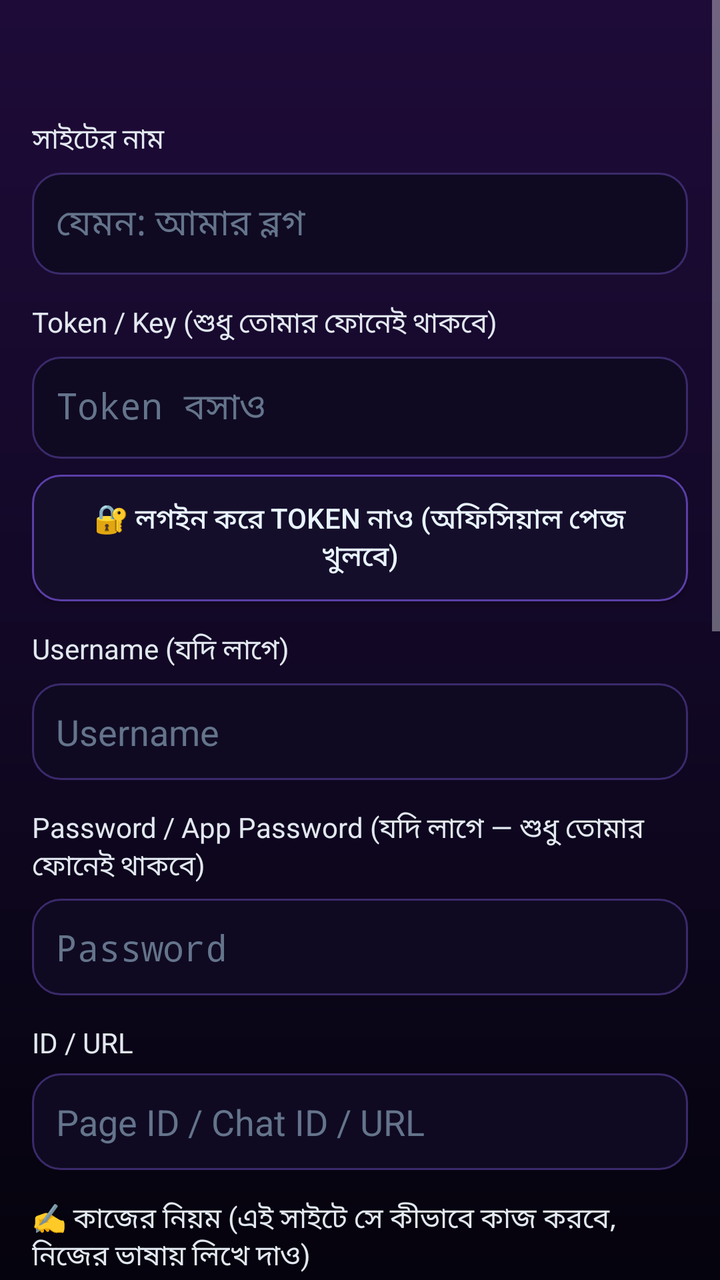
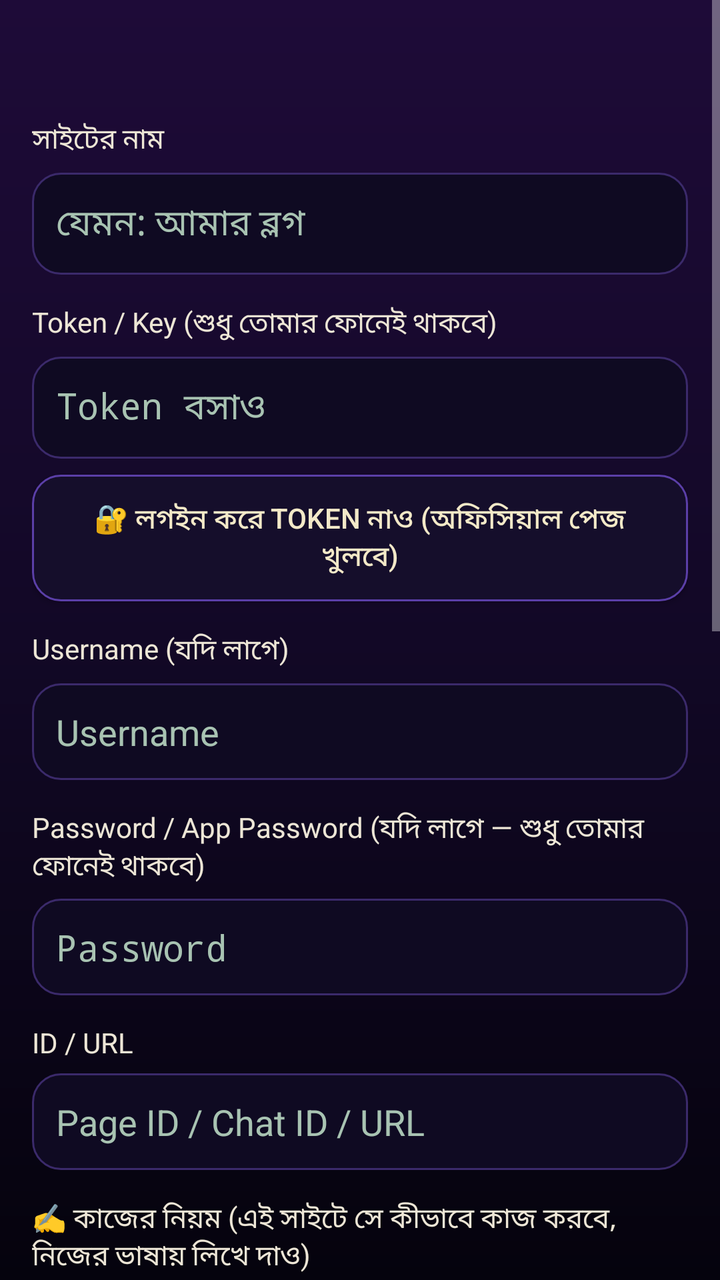

The first picture is an Android layout as it rendered before a commit; the second is the same layout after the commit. The layout source and the unified diff follow.
<!-- AndroidManifest.xml: application theme AppTheme -->
<!-- res/layout/activity_service.xml -->
<?xml version="1.0" encoding="utf-8"?>
<ScrollView xmlns:android="http://schemas.android.com/apk/res/android"
    android:layout_width="match_parent"
    android:layout_height="match_parent"
    android:background="@drawable/bg_main">

    <LinearLayout
        android:layout_width="match_parent"
        android:layout_height="wrap_content"
        android:orientation="vertical"
        android:padding="16dp">

        <TextView
            android:id="@+id/svcTitle"
            android:layout_width="match_parent"
            android:layout_height="wrap_content"
            android:textColor="#C084FC"
            android:textSize="22sp"
            android:textStyle="bold" />

        <LinearLayout
            android:id="@+id/svcCustomNameWrap"
            android:layout_width="match_parent"
            android:layout_height="wrap_content"
            android:layout_marginTop="14dp"
            android:orientation="vertical">

            <TextView
                android:layout_width="match_parent"
                android:layout_height="wrap_content"
                android:text="সাইটের নাম"
                android:textColor="#E2E8F0" />

            <EditText
                android:id="@+id/svcCustomName"
                android:layout_width="match_parent"
                android:layout_height="wrap_content"
                android:layout_marginTop="6dp"
                android:background="@drawable/bg_input"
                android:hint="যেমন: আমার ব্লগ"
                android:padding="12dp"
                android:textColor="#E8F4FF"
                android:textColorHint="#64748B" />
        </LinearLayout>

        <TextView
            android:layout_width="match_parent"
            android:layout_height="wrap_content"
            android:layout_marginTop="14dp"
            android:text="Token / Key (শুধু তোমার ফোনেই থাকবে)"
            android:textColor="#E2E8F0" />

        <EditText
            android:id="@+id/svcToken"
            android:layout_width="match_parent"
            android:layout_height="wrap_content"
            android:layout_marginTop="6dp"
            android:background="@drawable/bg_input"
            android:hint="Token বসাও"
            android:inputType="textPassword"
            android:padding="12dp"
            android:textColor="#E8F4FF"
            android:textColorHint="#64748B" />

        <Button
            android:id="@+id/svcTokenBtn"
            android:layout_width="match_parent"
            android:layout_height="wrap_content"
            android:layout_marginTop="8dp"
            android:background="@drawable/btn_secondary"
            android:padding="12dp"
            android:text="🔐 লগইন করে Token নাও (অফিসিয়াল পেজ খুলবে)"
            android:textColor="#E8F4FF" />

        <TextView
            android:layout_width="match_parent"
            android:layout_height="wrap_content"
            android:layout_marginTop="14dp"
            android:text="Username (যদি লাগে)"
            android:textColor="#E2E8F0" />

        <EditText
            android:id="@+id/svcUser"
            android:layout_width="match_parent"
            android:layout_height="wrap_content"
            android:layout_marginTop="6dp"
            android:background="@drawable/bg_input"
            android:hint="Username"
            android:padding="12dp"
            android:textColor="#E8F4FF"
            android:textColorHint="#64748B" />

        <TextView
            android:layout_width="match_parent"
            android:layout_height="wrap_content"
            android:layout_marginTop="14dp"
            android:text="Password / App Password (যদি লাগে — শুধু তোমার ফোনেই থাকবে)"
            android:textColor="#E2E8F0" />

        <EditText
            android:id="@+id/svcPass"
            android:layout_width="match_parent"
            android:layout_height="wrap_content"
            android:layout_marginTop="6dp"
            android:background="@drawable/bg_input"
            android:hint="Password"
            android:inputType="textPassword"
            android:padding="12dp"
            android:textColor="#E8F4FF"
            android:textColorHint="#64748B" />

        <TextView
            android:layout_width="match_parent"
            android:layout_height="wrap_content"
            android:layout_marginTop="14dp"
            android:text="ID / URL"
            android:textColor="#E2E8F0" />

        <EditText
            android:id="@+id/svcId"
            android:layout_width="match_parent"
            android:layout_height="wrap_content"
            android:layout_marginTop="6dp"
            android:background="@drawable/bg_input"
            android:hint="Page ID / Chat ID / URL"
            android:padding="12dp"
            android:textColor="#E8F4FF"
            android:textColorHint="#64748B" />

        <TextView
            android:layout_width="match_parent"
            android:layout_height="wrap_content"
            android:layout_marginTop="14dp"
            android:text="✍️ কাজের নিয়ম (এই সাইটে সে কীভাবে কাজ করবে, নিজের ভাষায় লিখে দাও)"
            android:textColor="#E2E8F0" />

        <EditText
            android:id="@+id/svcRules"
            android:layout_width="match_parent"
            android:layout_height="wrap_content"
            android:layout_marginTop="6dp"
            android:background="@drawable/bg_input"
            android:gravity="top"
            android:hint="যেমন: প্রতিদিন সকালে একটা করে উপকারি পোস্ট করবে। কমেন্টে কেউ দাম জিজ্ঞেস করলে বলবে ইনবক্সে আসতে। রাগী কমেন্টে ঝগড়া করবে না।"
            android:minLines="5"
            android:padding="12dp"
            android:textColor="#E8F4FF"
            android:textColorHint="#64748B" />

        <TextView
            android:layout_width="match_parent"
            android:layout_height="wrap_content"
            android:layout_marginTop="14dp"
            android:text="প্রতিদিনের পোস্টের সময় (ঘণ্টা : মিনিট, ২৪ ঘণ্টার হিসাব)"
            android:textColor="#E2E8F0" />

        <LinearLayout
            android:layout_width="match_parent"
            android:layout_height="wrap_content"
            android:layout_marginTop="6dp"
            android:orientation="horizontal">

            <EditText
                android:id="@+id/svcHour"
                android:layout_width="0dp"
                android:layout_height="wrap_content"
                android:layout_weight="1"
                android:background="@drawable/bg_input"
                android:hint="9"
                android:inputType="number"
                android:padding="12dp"
                android:textColor="#E8F4FF"
                android:textColorHint="#64748B" />

            <TextView
                android:layout_width="wrap_content"
                android:layout_height="wrap_content"
                android:layout_gravity="center_vertical"
                android:padding="8dp"
                android:text=":"
                android:textColor="#E2E8F0" />

            <EditText
                android:id="@+id/svcMinute"
                android:layout_width="0dp"
                android:layout_height="wrap_content"
                android:layout_weight="1"
                android:background="@drawable/bg_input"
                android:hint="0"
                android:inputType="number"
                android:padding="12dp"
                android:textColor="#E8F4FF"
                android:textColorHint="#64748B" />
        </LinearLayout>

        <CheckBox
            android:id="@+id/svcEnabled"
            android:layout_width="match_parent"
            android:layout_height="wrap_content"
            android:layout_marginTop="16dp"
            android:text="এই সাইটে কাজ চালু"
            android:textColor="#E2E8F0" />

        <CheckBox
            android:id="@+id/svcComments"
            android:layout_width="match_parent"
            android:layout_height="wrap_content"
            android:layout_marginTop="8dp"
            android:text="কমেন্ট দেখে উত্তর দেবে"
            android:textColor="#E2E8F0" />

        <CheckBox
            android:id="@+id/svcPost"
            android:layout_width="match_parent"
            android:layout_height="wrap_content"
            android:layout_marginTop="8dp"
            android:text="প্রতিদিন পোস্ট করবে"
            android:textColor="#E2E8F0" />

        <CheckBox
            android:id="@+id/svcApprove"
            android:layout_width="match_parent"
            android:layout_height="wrap_content"
            android:layout_marginTop="8dp"
            android:text="পাঠানোর আগে দেখিয়ে হ্যাঁ নাও (বন্ধ করলে অটো পাঠাবে)"
            android:textColor="#E2E8F0" />

        <CheckBox
            android:id="@+id/svcBrowser"
            android:layout_width="match_parent"
            android:layout_height="wrap_content"
            android:layout_marginTop="8dp"
            android:text="🌐 ব্রাউজার মোড (Token লাগবে না — Chrome-এ লগইন থাকলেই সে নিজে গিয়ে কাজ করবে)"
            android:textColor="#E2E8F0" />

        <TextView
            android:layout_width="match_parent"
            android:layout_height="wrap_content"
            android:layout_marginTop="10dp"
            android:text="ব্রাউজার মোডের সাইটের ঠিকানা"
            android:textColor="#E2E8F0" />

        <EditText
            android:id="@+id/svcSite"
            android:layout_width="match_parent"
            android:layout_height="wrap_content"
            android:layout_marginTop="6dp"
            android:background="@drawable/bg_input"
            android:hint="https://…"
            android:inputType="textUri"
            android:padding="12dp"
            android:textColor="#E8F4FF"
            android:textColorHint="#64748B" />

        <Button
            android:id="@+id/svcSave"
            android:layout_width="match_parent"
            android:layout_height="wrap_content"
            android:layout_marginTop="18dp"
            android:background="@drawable/btn_primary"
            android:padding="12dp"
            android:text="সেভ করো"
            android:textColor="#FFFFFF"
            android:textStyle="bold" />

        <TextView
            android:id="@+id/svcInfo"
            android:layout_width="match_parent"
            android:layout_height="wrap_content"
            android:layout_marginTop="14dp"
            android:textColor="#94A3B8"
            android:textSize="12sp" />
    </LinearLayout>
</ScrollView>
<!-- resources referenced by this layout -->
<resources>
  <!-- drawable bg_input (drawable) -->
  <?xml version="1.0" encoding="utf-8"?>
  <shape xmlns:android="http://schemas.android.com/apk/res/android" android:shape="rectangle">
      <corners android:radius="14dp" />
      <solid android:color="#0F0A22" />
      <stroke android:width="1dp" android:color="#3B2A6B" />
  </shape>
  <!-- drawable bg_main (drawable) -->
  <?xml version="1.0" encoding="utf-8"?>
  <shape xmlns:android="http://schemas.android.com/apk/res/android" android:shape="rectangle">
      <gradient
          android:angle="270"
          android:startColor="#1E0B38"
          android:centerColor="#120826"
          android:endColor="#05030D" />
  </shape>
  <!-- drawable btn_primary (drawable) -->
  <?xml version="1.0" encoding="utf-8"?>
  <shape xmlns:android="http://schemas.android.com/apk/res/android" android:shape="rectangle">
      <corners android:radius="28dp" />
      <gradient android:startColor="#D8B4FE" android:endColor="#9333EA" android:angle="0" />
      <stroke android:width="1.5dp" android:color="#E9D5FF" />
  </shape>
  <!-- drawable btn_secondary (drawable) -->
  <?xml version="1.0" encoding="utf-8"?>
  <shape xmlns:android="http://schemas.android.com/apk/res/android" android:shape="rectangle">
      <corners android:radius="14dp" />
      <solid android:color="#150E2B" />
      <stroke android:width="1dp" android:color="#5B3FA8" />
  </shape>
  <style name="AppTheme" parent="android:Theme.Material.NoActionBar">
          <item name="android:windowBackground">#05030D</item>
          <item name="android:colorAccent">#A855F7</item>
          <item name="android:statusBarColor">#05030D</item>
          <item name="android:navigationBarColor">#05030D</item>
          <item name="android:windowLightStatusBar">false</item>
      </style>
</resources>

<!-- the commit's change to res/layout/activity_service.xml (unified diff, before → after) -->
@@ -14,7 +14,7 @@
             android:id="@+id/svcTitle"
             android:layout_width="match_parent"
             android:layout_height="wrap_content"
-            android:textColor="#C084FC"
+            android:textColor="#E7C873"
             android:textSize="22sp"
             android:textStyle="bold" />
 
@@ -29,7 +29,7 @@
                 android:layout_width="match_parent"
                 android:layout_height="wrap_content"
                 android:text="সাইটের নাম"
-                android:textColor="#E2E8F0" />
+                android:textColor="#EDE6D6" />
 
             <EditText
                 android:id="@+id/svcCustomName"
@@ -39,8 +39,8 @@
                 android:background="@drawable/bg_input"
                 android:hint="যেমন: আমার ব্লগ"
                 android:padding="12dp"
-                android:textColor="#E8F4FF"
-                android:textColorHint="#64748B" />
+                android:textColor="#F3E9C8"
+                android:textColorHint="#A8C3B2" />
         </LinearLayout>
 
         <TextView
@@ -48,7 +48,7 @@
             android:layout_height="wrap_content"
             android:layout_marginTop="14dp"
             android:text="Token / Key (শুধু তোমার ফোনেই থাকবে)"
-            android:textColor="#E2E8F0" />
+            android:textColor="#EDE6D6" />
 
         <EditText
             android:id="@+id/svcToken"
@@ -59,8 +59,8 @@
             android:hint="Token বসাও"
             android:inputType="textPassword"
             android:padding="12dp"
-            android:textColor="#E8F4FF"
-            android:textColorHint="#64748B" />
+            android:textColor="#F3E9C8"
+            android:textColorHint="#A8C3B2" />
 
         <Button
             android:id="@+id/svcTokenBtn"
@@ -70,14 +70,14 @@
             android:background="@drawable/btn_secondary"
             android:padding="12dp"
             android:text="🔐 লগইন করে Token নাও (অফিসিয়াল পেজ খুলবে)"
-            android:textColor="#E8F4FF" />
+            android:textColor="#F3E9C8" />
 
         <TextView
             android:layout_width="match_parent"
             android:layout_height="wrap_content"
             android:layout_marginTop="14dp"
             android:text="Username (যদি লাগে)"
-            android:textColor="#E2E8F0" />
+            android:textColor="#EDE6D6" />
 
         <EditText
             android:id="@+id/svcUser"
@@ -87,15 +87,15 @@
             android:background="@drawable/bg_input"
             android:hint="Username"
             android:padding="12dp"
-            android:textColor="#E8F4FF"
-            android:textColorHint="#64748B" />
+            android:textColor="#F3E9C8"
+            android:textColorHint="#A8C3B2" />
 
         <TextView
             android:layout_width="match_parent"
             android:layout_height="wrap_content"
             android:layout_marginTop="14dp"
             android:text="Password / App Password (যদি লাগে — শুধু তোমার ফোনেই থাকবে)"
-            android:textColor="#E2E8F0" />
+            android:textColor="#EDE6D6" />
 
         <EditText
             android:id="@+id/svcPass"
@@ -106,15 +106,15 @@
             android:hint="Password"
             android:inputType="textPassword"
             android:padding="12dp"
-            android:textColor="#E8F4FF"
-            android:textColorHint="#64748B" />
+            android:textColor="#F3E9C8"
+            android:textColorHint="#A8C3B2" />
 
         <TextView
             android:layout_width="match_parent"
             android:layout_height="wrap_content"
             android:layout_marginTop="14dp"
             android:text="ID / URL"
-            android:textColor="#E2E8F0" />
+            android:textColor="#EDE6D6" />
 
         <EditText
             android:id="@+id/svcId"
@@ -124,15 +124,15 @@
             android:background="@drawable/bg_input"
             android:hint="Page ID / Chat ID / URL"
             android:padding="12dp"
-            android:textColor="#E8F4FF"
-            android:textColorHint="#64748B" />
+            android:textColor="#F3E9C8"
+            android:textColorHint="#A8C3B2" />
 
         <TextView
             android:layout_width="match_parent"
             android:layout_height="wrap_content"
             android:layout_marginTop="14dp"
             android:text="✍️ কাজের নিয়ম (এই সাইটে সে কীভাবে কাজ করবে, নিজের ভাষায় লিখে দাও)"
-            android:textColor="#E2E8F0" />
+            android:textColor="#EDE6D6" />
 
         <EditText
             android:id="@+id/svcRules"
@@ -144,15 +144,15 @@
             android:hint="যেমন: প্রতিদিন সকালে একটা করে উপকারি পোস্ট করবে। কমেন্টে কেউ দাম জিজ্ঞেস করলে বলবে ইনবক্সে আসতে। রাগী কমেন্টে ঝগড়া করবে না।"
             android:minLines="5"
             android:padding="12dp"
-            android:textColor="#E8F4FF"
-            android:textColorHint="#64748B" />
+            android:textColor="#F3E9C8"
+            android:textColorHint="#A8C3B2" />
 
         <TextView
             android:layout_width="match_parent"
             android:layout_height="wrap_content"
             android:layout_marginTop="14dp"
             android:text="প্রতিদিনের পোস্টের সময় (ঘণ্টা : মিনিট, ২৪ ঘণ্টার হিসাব)"
-            android:textColor="#E2E8F0" />
+            android:textColor="#EDE6D6" />
 
         <LinearLayout
             android:layout_width="match_parent"
@@ -169,8 +169,8 @@
                 android:hint="9"
                 android:inputType="number"
                 android:padding="12dp"
-                android:textColor="#E8F4FF"
-                android:textColorHint="#64748B" />
+                android:textColor="#F3E9C8"
+                android:textColorHint="#A8C3B2" />
 
             <TextView
                 android:layout_width="wrap_content"
@@ -178,7 +178,7 @@
                 android:layout_gravity="center_vertical"
                 android:padding="8dp"
                 android:text=":"
-                android:textColor="#E2E8F0" />
+                android:textColor="#EDE6D6" />
 
             <EditText
                 android:id="@+id/svcMinute"
@@ -189,8 +189,8 @@
                 android:hint="0"
                 android:inputType="number"
                 android:padding="12dp"
-                android:textColor="#E8F4FF"
-                android:textColorHint="#64748B" />
+                android:textColor="#F3E9C8"
+                android:textColorHint="#A8C3B2" />
         </LinearLayout>
 
         <CheckBox
@@ -199,7 +199,7 @@
             android:layout_height="wrap_content"
             android:layout_marginTop="16dp"
             android:text="এই সাইটে কাজ চালু"
-            android:textColor="#E2E8F0" />
+            android:textColor="#EDE6D6" />
 
         <CheckBox
             android:id="@+id/svcComments"
@@ -207,7 +207,7 @@
             android:layout_height="wrap_content"
             android:layout_marginTop="8dp"
             android:text="কমেন্ট দেখে উত্তর দেবে"
-            android:textColor="#E2E8F0" />
+            android:textColor="#EDE6D6" />
 
         <CheckBox
             android:id="@+id/svcPost"
@@ -215,7 +215,7 @@
             android:layout_height="wrap_content"
             android:layout_marginTop="8dp"
             android:text="প্রতিদিন পোস্ট করবে"
-            android:textColor="#E2E8F0" />
+            android:textColor="#EDE6D6" />
 
         <CheckBox
             android:id="@+id/svcApprove"
@@ -223,7 +223,7 @@
             android:layout_height="wrap_content"
             android:layout_marginTop="8dp"
             android:text="পাঠানোর আগে দেখিয়ে হ্যাঁ নাও (বন্ধ করলে অটো পাঠাবে)"
-            android:textColor="#E2E8F0" />
+            android:textColor="#EDE6D6" />
 
         <CheckBox
             android:id="@+id/svcBrowser"
@@ -231,14 +231,14 @@
             android:layout_height="wrap_content"
             android:layout_marginTop="8dp"
             android:text="🌐 ব্রাউজার মোড (Token লাগবে না — Chrome-এ লগইন থাকলেই সে নিজে গিয়ে কাজ করবে)"
-            android:textColor="#E2E8F0" />
+            android:textColor="#EDE6D6" />
 
         <TextView
             android:layout_width="match_parent"
             android:layout_height="wrap_content"
             android:layout_marginTop="10dp"
             android:text="ব্রাউজার মোডের সাইটের ঠিকানা"
-            android:textColor="#E2E8F0" />
+            android:textColor="#EDE6D6" />
 
         <EditText
             android:id="@+id/svcSite"
@@ -249,8 +249,8 @@
             android:hint="https://…"
             android:inputType="textUri"
             android:padding="12dp"
-            android:textColor="#E8F4FF"
-            android:textColorHint="#64748B" />
+            android:textColor="#F3E9C8"
+            android:textColorHint="#A8C3B2" />
 
         <Button
             android:id="@+id/svcSave"
@@ -268,7 +268,7 @@
             android:layout_width="match_parent"
             android:layout_height="wrap_content"
             android:layout_marginTop="14dp"
-            android:textColor="#94A3B8"
+            android:textColor="#A8C3B2"
             android:textSize="12sp" />
     </LinearLayout>
 </ScrollView>
